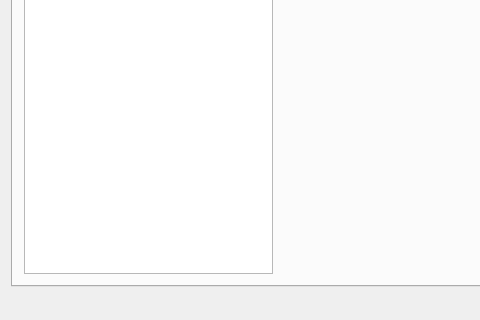
The window that sources/mainwindow.ui (ElanGroup/freelance-navigator) describes before a commit, drawn with Qt 5; both pictures show x 0 to 480 and y 280 to 600 of the 800 by 600 pixel window.
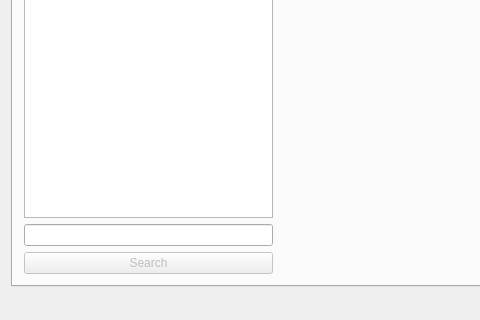
The same window after the commit. Custom widgets are drawn as their Qt base class.

```diff
--- a/sources/mainwindow.ui
+++ b/sources/mainwindow.ui
@@ -39,6 +39,19 @@
           <item>
            <widget class="QListWidget" name="upworkSubcategoryListWidget"/>
           </item>
+          <item>
+           <widget class="QLineEdit" name="upworkSearchLineEdit"/>
+          </item>
+          <item>
+           <widget class="QPushButton" name="upworkSearchButton">
+            <property name="enabled">
+             <bool>false</bool>
+            </property>
+            <property name="text">
+             <string>Search</string>
+            </property>
+           </widget>
+          </item>
          </layout>
         </item>
         <item>
```
